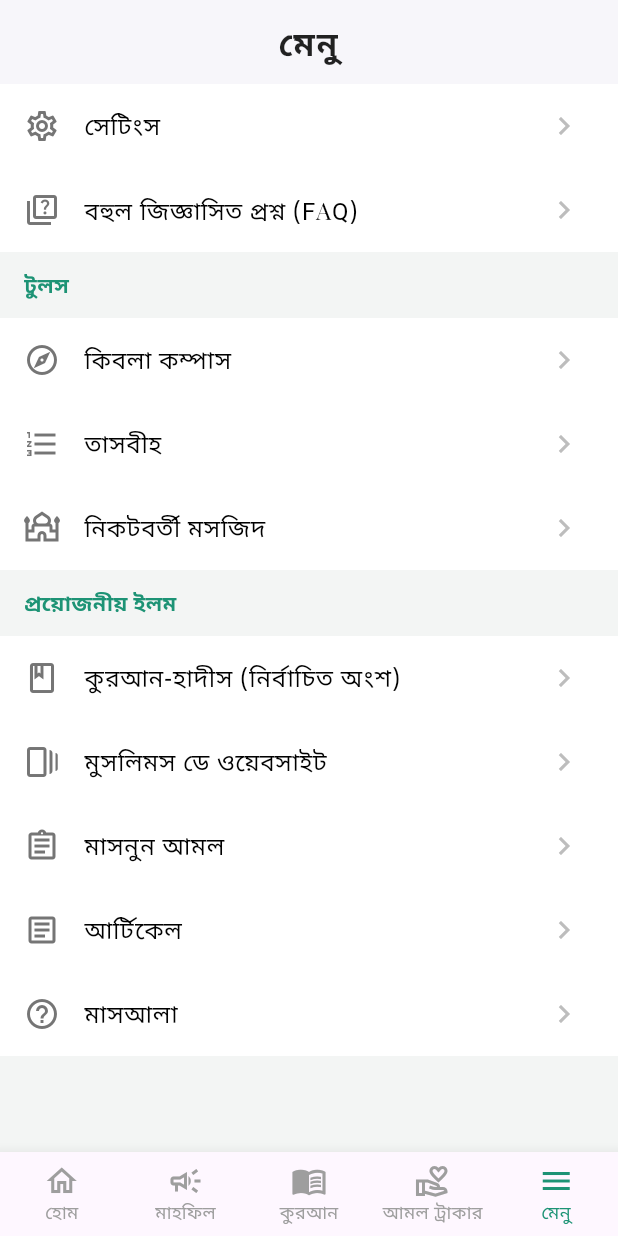
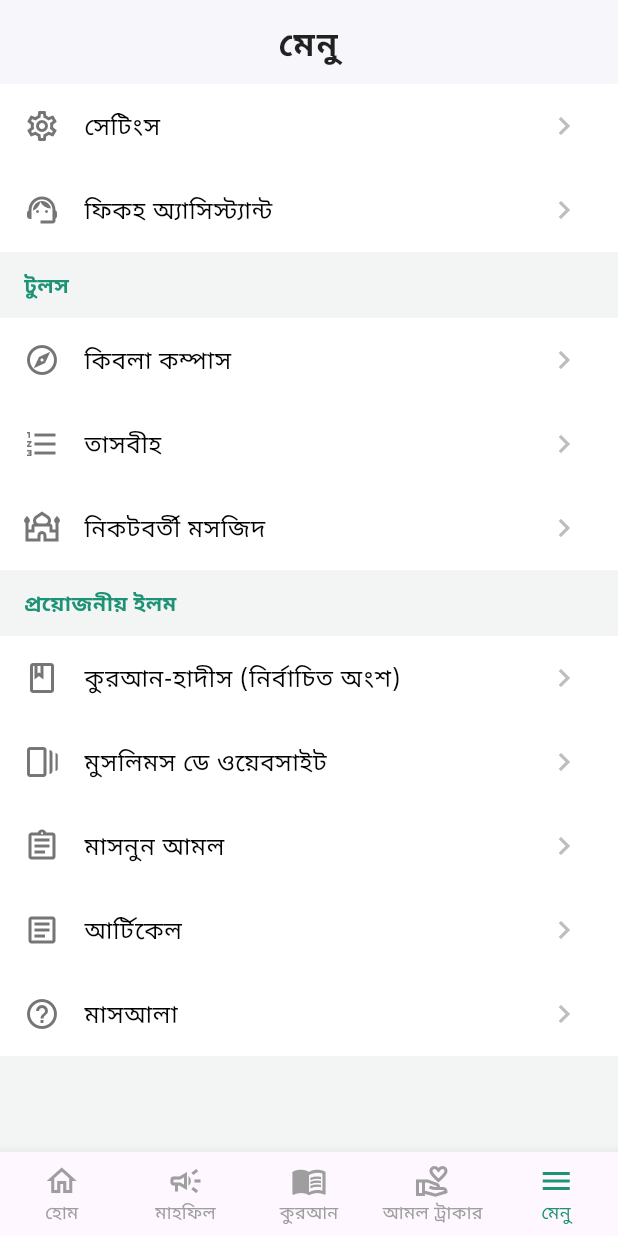
Before and after one commit to Tanvir-136/muslim_day, a Flutter app: the screen it shows after launch, item 5 of the bottom bar chosen, on a phone screen of 412 x 824 dp. Run offline on Flutter 3.47's test engine with Material 3 defaults, Android fonts, the phone set to English and light mode, and no system bars; our stand-ins replace adhan, flutter_compass, google_fonts, hijri, shared_preferences; missing offline and left inert: quran.

Commit message:
feat: Update menu screen with Fiqh Assistant navigation and modify dependencies

```diff
--- a/lib/screens/menu_screens.dart
+++ b/lib/screens/menu_screens.dart
@@ -3,6 +3,7 @@ import 'package:google_fonts/google_fonts.dart';
 import 'qibla_compass.dart';
 import 'prayer_settings_page.dart';
 import 'tasbeeh.dart';
+import 'fiqh_assistant_page.dart';
 
 class MenuScreen extends StatelessWidget {
   const MenuScreen({super.key});
@@ -40,10 +41,19 @@ class MenuScreen extends StatelessWidget {
               );
             },
           ),
+          // !! ২. FAQ / মাসআলা বাটনটি আপডেট করা হয়েছে
           _buildMenuItem(
-              icon: Icons.quiz_outlined,
-              title: 'বহুল জিজ্ঞাসিত প্রশ্ন (FAQ)',
-              onTap: () {}),
+              icon: Icons.support_agent_outlined, // <-- নতুন আইকন
+              title: 'ফিকহ অ্যাসিস্ট্যান্ট', // <-- নতুন টাইটেল
+              onTap: () {
+                // <-- ৩. নতুন পৃষ্ঠায় নেভিগেশন
+                Navigator.push(
+                  context,
+                  MaterialPageRoute(
+                    builder: (context) => const FiqhAssistantPage(),
+                  ),
+                );
+              }),
 
           // Tools Section
           _buildSectionHeader('টুলস'),
--- a/pubspec.yaml
+++ b/pubspec.yaml
@@ -22,6 +22,8 @@ dependencies:
   geolocator: ^12.0.0
   quran: ^1.2.4
   google_fonts: ^6.2.1
+  http: ^1.2.1
+  flutter_markdown: ^0.7.1
 
 dev_dependencies:
   flutter_test:
```
Also changed, not shown: 2 other files.
